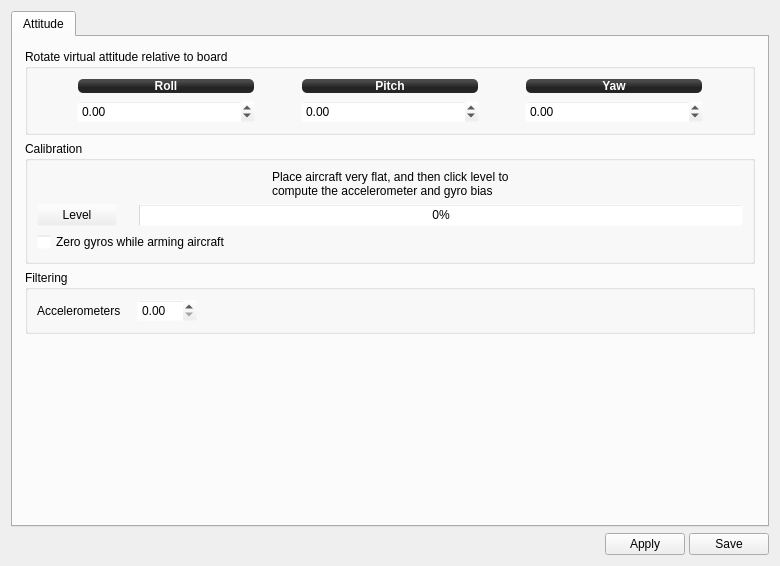
Before: the Qt Designer form ground/gcs/src/plugins/config/ccattitude.ui in librepilot/LibrePilot, drawn with Qt 5.
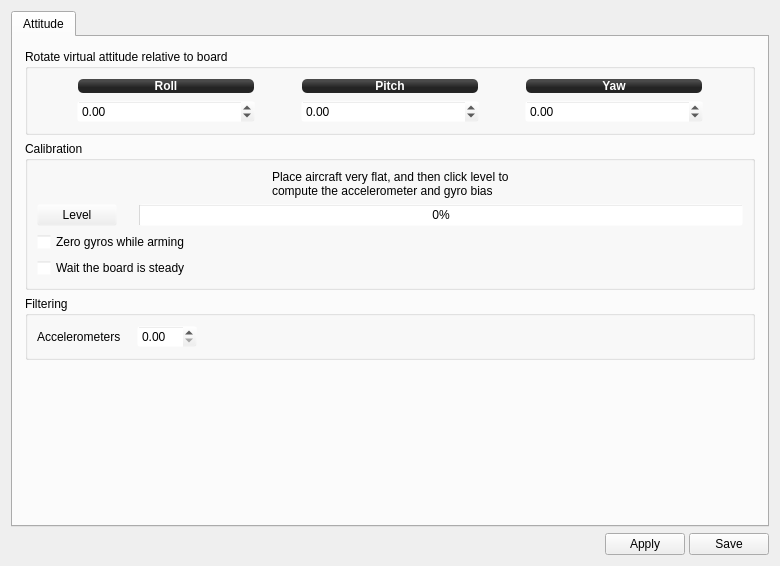
After: the same form once the commit is applied. Icons and pictures are not drawn.

Commit message: LP-392 Attitude tab : initGyroWhenBoardSteady and zeroGyroBiasOnArming to Revo

```diff
--- a/ground/gcs/src/plugins/config/ccattitude.ui
+++ b/ground/gcs/src/plugins/config/ccattitude.ui
@@ -366,6 +366,33 @@
                 </property>
                </widget>
               </item>
+              <item row="3" column="0" colspan="3">
+               <layout class="QHBoxLayout" name="horizontalLayout_7">
+                <item>
+                 <widget class="QCheckBox" name="initGyroWhenBoardSteady">
+                  <property name="toolTip">
+                   <string>If enabled, this option prevent gyro initialisation while the board is moving.</string>
+                  </property>
+                  <property name="text">
+                   <string>Wait the board is steady</string>
+                  </property>
+                 </widget>
+                </item>
+                <item>
+                 <spacer name="horizontalSpacer_14">
+                  <property name="orientation">
+                   <enum>Qt::Horizontal</enum>
+                  </property>
+                  <property name="sizeHint" stdset="0">
+                   <size>
+                    <width>40</width>
+                    <height>20</height>
+                   </size>
+                  </property>
+                 </spacer>
+                </item>
+               </layout>
+              </item>
               <item row="2" column="0" colspan="3">
                <layout class="QHBoxLayout" name="horizontalLayout_3">
                 <item>
@@ -376,7 +403,7 @@
 arming it in that case!</string>
                   </property>
                   <property name="text">
-                   <string>Zero gyros while arming aircraft</string>
+                   <string>Zero gyros while arming</string>
                   </property>
                  </widget>
                 </item>
```
The commit also changes 3 other files.
